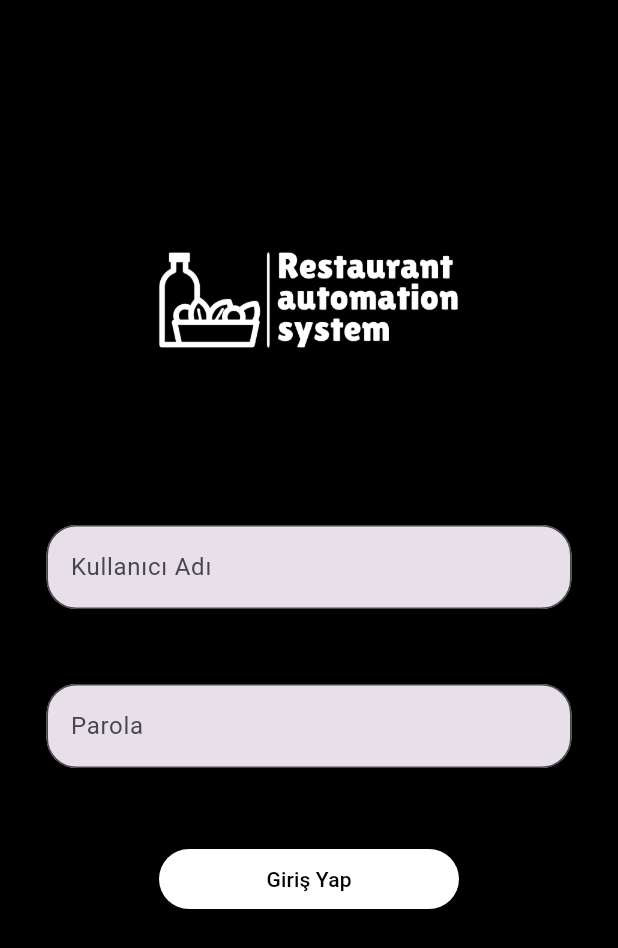
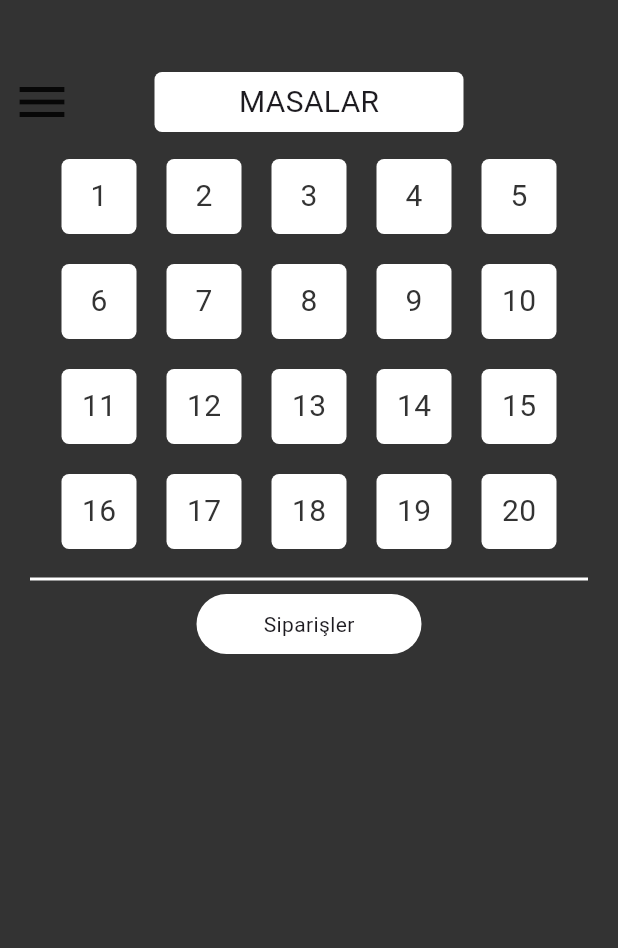
Before and after one commit to muhammettalhakaymak23214/garsonapp, a Flutter app: the screen it shows after launch, on a phone screen of 412 x 824 dp. Shown: the top 948 px of the screen. Run offline on Flutter 3.47's test engine with Material 3 defaults, Android fonts, the phone set to English and light mode, and no system bars.

Commit message:
Ana sayfa oluşturuldu.

```diff
--- a/garsonapp/lib/main.dart
+++ b/garsonapp/lib/main.dart
@@ -1,4 +1,5 @@
 import 'package:flutter/material.dart';
+import 'package:garsonapp/sayfalar/ana_sayfa.dart';
 import 'package:garsonapp/sayfalar/giris_sayfasi.dart';
 
 void main() {
@@ -16,7 +17,7 @@ class MyApp extends StatelessWidget {
         colorScheme: ColorScheme.fromSeed(seedColor: Colors.deepPurple),
         useMaterial3: true,
       ),
-      home: const GirisSayfasi(),
+      home: const AnaSayfa(),
     );
   }
 }
--- /dev/null
+++ b/garsonapp/lib/sayfalar/ana_sayfa.dart
@@ -0,0 +1,309 @@
+import 'package:flutter/material.dart';
+
+class AnaSayfa extends StatefulWidget {
+  const AnaSayfa({super.key});
+
+  @override
+  State<AnaSayfa> createState() => _AnaSayfaState();
+}
+
+class _AnaSayfaState extends State<AnaSayfa> {
+  final List<String> myList = [
+    "1",
+    "2",
+    "3",
+    "4",
+    "5",
+    "6",
+    "7",
+    "8",
+    "9",
+    "10",
+    "11",
+    "12",
+    "13",
+    "14",
+    "15",
+    "16",
+    "17",
+    "18",
+    "19",
+    "20",
+    "21",
+    "22",
+    "23",
+    "24",
+    "25",
+    "26",
+    "27",
+    "28",
+    "29",
+  ];
+  int startIndex = 0;
+
+  @override
+  Widget build(BuildContext context) {
+    double screenWidth = MediaQuery.of(context).size.width;
+    return Scaffold(
+      backgroundColor: const Color.fromRGBO(51, 51, 51, 100),
+      body: Center(
+        child: Column(
+          children: [
+            const SizedBox(
+              height: 40,
+            ),
+            Row(
+              mainAxisAlignment: MainAxisAlignment.start,
+              children: [
+                Expanded(
+                  flex: 1,
+                  child: Container(
+                    width: 50,
+                    alignment: Alignment.topLeft,
+                    child: PopupMenuButton<int>(
+                      icon: Icon(Icons.menu),
+                      iconSize: 40,
+                      //icon: Icons.menu,
+                      color: Colors.white,
+                      itemBuilder: (context) => [
+                        const PopupMenuItem(
+                          value: 1,
+                          child: Text('Seçenek 1'),
+                        ),
+                        const PopupMenuItem(
+                          value: 2,
+                          child: Text('Seçenek 2'),
+                        ),
+                        const PopupMenuItem(
+                          value: 3,
+                          child: Text('Seçenek 3'),
+                        ),
+                      ],
+                      onSelected: (value) {
+                        switch (value) {
+                          case 1:
+                            // Seçenek 1 seçildiğinde yapılacak işlemler
+                            break;
+                          case 2:
+                            // Seçenek 2 seçildiğinde yapılacak işlemler
+                            break;
+                          case 3:
+                            // Seçenek 3 seçildiğinde yapılacak işlemler
+                            break;
+                        }
+                      },
+                    ),
+                  ),
+                ),
+                Expanded(
+                  flex: 2,
+                  child: Container(
+                    decoration: BoxDecoration(
+                        borderRadius: BorderRadius.circular(5.0),
+                        color: Colors.white),
+                    //color: Colors.amber,
+                    height: 40,
+                    width: 190,
+                    alignment: Alignment.center,
+                    child: const Text(
+                      "MASALAR",
+                      style: TextStyle(fontSize: 20),
+                    ),
+                  ),
+                ),
+                Expanded(
+                    flex: 1,
+                    child: Container(
+                      width: 50,
+                    ))
+              ],
+            ),
+            Container(
+              width: 350,
+              height: 280,
+              //color: Colors.amber,
+              //alignment: Alignment.topCenter,
+              child: ListView.builder(
+                itemCount: (myList.length / 5).ceil(), // Satır sayısı
+                itemBuilder: (BuildContext context, int rowIndex) {
+                  return Row(
+                    mainAxisAlignment: MainAxisAlignment.center,
+                    //crossAxisAlignment: CrossAxisAlignment.start,
+                    children: List.generate(
+                      5,
+                      (int columnIndex) {
+                        final index = rowIndex * 5 + columnIndex;
+                        if (index < myList.length) {
+                          return GestureDetector(
+                            onTap: () {
+                              // Container tıklandığında yapılacak işlemler
+                              print(index + 1);
+                            },
+                            child: Container(
+                              decoration: BoxDecoration(
+                                borderRadius: BorderRadius.circular(5),
+                                color: const Color.fromARGB(255, 255, 255, 255),
+                              ),
+
+                              height: 50,
+                              width: 50,
+                              margin: const EdgeInsets.all(10.0),
+                              //  padding: const EdgeInsets.all(20.0),
+                              alignment: Alignment.center,
+                              child: Text(
+                                myList[index],
+                                style: const TextStyle(
+                                    color: Color.fromRGBO(51, 51, 51, 100),
+                                    fontSize: 20),
+                              ),
+                            ),
+                          );
+                        } else {
+                          return Container(
+                            height: 50,
+                            width: 50,
+                            margin: const EdgeInsets.all(5.0),
+                          ); // Eksik elemanlar için boş Container
+                        }
+                      },
+                    ),
+                  );
+                },
+              ),
+            ),
+            const Divider(
+              // Düz yatay çizgi
+              color: Colors.white, // Çizgi rengi
+              thickness: 2, // Çizgi kalınlığı
+              height: 20, // Çizgi yüksekliği
+              indent: 20, // Çizginin başlangıç boşluğu
+              endIndent: 20, // Çizginin bitiş boşluğu
+            ),
+            Container(
+              margin: EdgeInsets.all(0),
+              decoration: BoxDecoration(
+                  borderRadius: BorderRadius.circular(20.0),
+                  color: Colors.white),
+              //color: Colors.amber,
+              height: 40,
+              width: 150,
+              alignment: Alignment.center,
+              child: const Text(
+                "Siparişler",
+                style: TextStyle(),
+              ),
+            ),
+          ],
+        ),
+      ),
+    );
+  }
+}
+/*
+Container(
+                  padding: const EdgeInsets.all(0),
+                  width: 250,
+                  height: 310,
+                  // color: Colors.amber,
+                  alignment: Alignment.center,
+                  child: ListView.builder(
+                    itemCount: (myList.length / 4).ceil(), // Satır sayısı
+                    itemBuilder: (BuildContext context, int rowIndex) {
+                      return Row(
+                        mainAxisAlignment: MainAxisAlignment.center,
+                        //crossAxisAlignment: CrossAxisAlignment.center,
+                        children: List.generate(
+                          4,
+                          (int columnIndex) {
+                            final index = rowIndex * 4 + columnIndex;
+                            if (index < myList.length) {
+                              return GestureDetector(
+                                onTap: () {
+                                  // Container tıklandığında yapılacak işlemler
+                                  print(index + 1);
+                                },
+                                child: Container(
+                                  decoration: BoxDecoration(
+                                    borderRadius: BorderRadius.circular(5),
+                                    color: const Color.fromARGB(
+                                        255, 255, 255, 255),
+                                  ),
+
+                                  height: 50,
+                                  width: 50,
+                                  margin: const EdgeInsets.all(5.0),
+                                  //  padding: const EdgeInsets.all(20.0),
+                                  alignment: Alignment.center,
+                                  child: Text(
+                                    myList[index],
+                                    style: const TextStyle(color: Colors.black),
+                                  ),
+                                ),
+                              );
+                            } else {
+                              return Container(
+                                height: 50,
+                                width: 50,
+                                margin: const EdgeInsets.all(5.0),
+                              ); // Eksik elemanlar için boş Container
+                            }
+                          },
+                        ),
+                      );
+                    },
+                  ),
+                ),
+                */
+
+                /*
+
+                Container(
+                  padding: const EdgeInsets.all(0),
+                  width: 250,
+                  height: 310,
+                  alignment: Alignment.center,
+                  child: ListView.builder(
+                    itemCount: ((myList.length - startIndex) / 4).ceil(),
+                    itemBuilder: (BuildContext context, int rowIndex) {
+                      return Row(
+                        mainAxisAlignment: MainAxisAlignment.center,
+                        children: List.generate(
+                          4,
+                          (int columnIndex) {
+                            final index =
+                                rowIndex * 4 + columnIndex + startIndex;
+                            if (index < myList.length) {
+                              return GestureDetector(
+                                onTap: () {
+                                  print(myList[index]);
+                                },
+                                child: Container(
+                                  decoration: BoxDecoration(
+                                    borderRadius: BorderRadius.circular(5),
+                                    color: const Color.fromARGB(
+                                        255, 255, 255, 255),
+                                  ),
+                                  height: 50,
+                                  width: 50,
+                                  margin: const EdgeInsets.all(5.0),
+                                  alignment: Alignment.center,
+                                  child: Text(
+                                    myList[index],
+                                    style: const TextStyle(color: Colors.black),
+                                  ),
+                                ),
+                              );
+                            } else {
+                              return Container(
+                                height: 50,
+                                width: 50,
+                                margin: const EdgeInsets.all(5.0),
+                              );
+                            }
+                          },
+                        ),
+                      );
+                    },
+                  ),
+                ),
+                */
```
